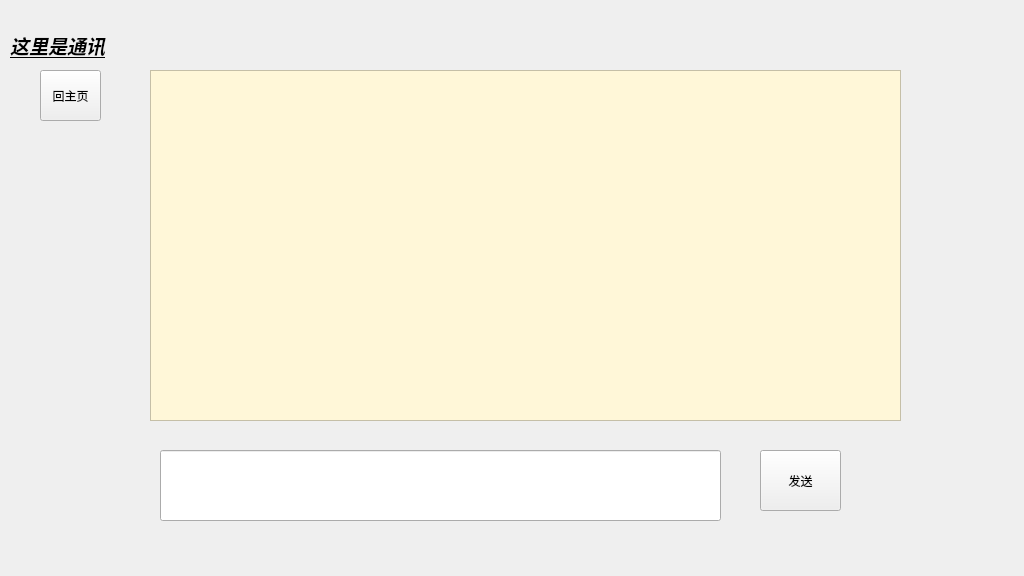
This is View/Communicate/communicate.ui in yuzcat01/VehicleControl as Qt 5 draws it before an edit. The edited form follows.
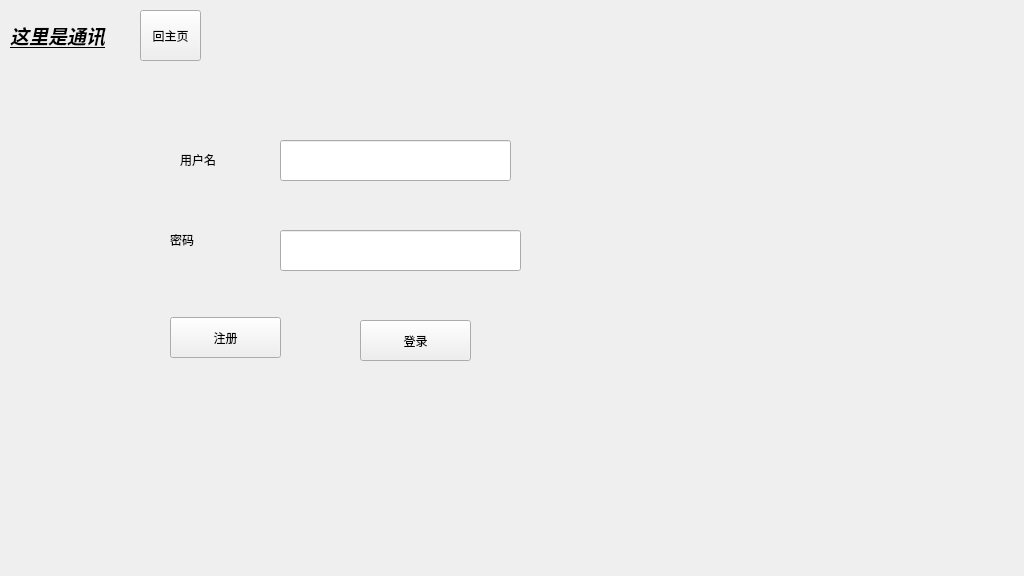
This is the edited form.

Commit message: 更改通讯界面，使其能发送请求连接后端服务器

```diff
--- a/View/Communicate/communicate.ui
+++ b/View/Communicate/communicate.ui
@@ -26,7 +26,7 @@
     <property name="geometry">
      <rect>
       <x>10</x>
-      <y>20</y>
+      <y>10</y>
       <width>141</width>
       <height>51</height>
      </rect>
@@ -38,8 +38,8 @@
    <widget class="QPushButton" name="toHome">
     <property name="geometry">
      <rect>
-      <x>40</x>
-      <y>70</y>
+      <x>140</x>
+      <y>10</y>
       <width>61</width>
       <height>51</height>
      </rect>
@@ -48,34 +48,98 @@
      <string>回主页</string>
     </property>
    </widget>
-   <widget class="QPushButton" name="sendButton">
+   <widget class="QStackedWidget" name="stackedWidget">
     <property name="geometry">
      <rect>
-      <x>760</x>
-      <y>450</y>
-      <width>81</width>
-      <height>61</height>
+      <x>50</x>
+      <y>70</y>
+      <width>901</width>
+      <height>481</height>
      </rect>
     </property>
+    <property name="currentIndex">
+     <number>0</number>
+    </property>
+    <widget class="QWidget" name="page">
+     <widget class="QLabel" name="label_2">
+      <property name="geometry">
+       <rect>
+        <x>130</x>
+        <y>80</y>
+        <width>69</width>
+        <height>19</height>
+       </rect>
+      </property>
     <property name="text">
-     <string>发送</string>
-    </property>
-   </widget>
-   <widget class="QLineEdit" name="messageInput">
+       <string>用户名</string>
+      </property>
+     </widget>
+     <widget class="QLineEdit" name="passwordInput">
     <property name="geometry">
      <rect>
-      <x>160</x>
-      <y>450</y>
-      <width>561</width>
-      <height>71</height>
+        <x>230</x>
+        <y>160</y>
+        <width>241</width>
+        <height>41</height>
      </rect>
     </property>
    </widget>
+     <widget class="QLineEdit" name="usernameInput">
+      <property name="geometry">
+       <rect>
+        <x>230</x>
+        <y>70</y>
+        <width>231</width>
+        <height>41</height>
+       </rect>
+      </property>
+     </widget>
+     <widget class="QLabel" name="label_3">
+      <property name="geometry">
+       <rect>
+        <x>120</x>
+        <y>160</y>
+        <width>69</width>
+        <height>19</height>
+       </rect>
+      </property>
+      <property name="text">
+       <string>密码</string>
+      </property>
+     </widget>
+     <widget class="QPushButton" name="registerButton">
+      <property name="geometry">
+       <rect>
+        <x>120</x>
+        <y>247</y>
+        <width>111</width>
+        <height>41</height>
+       </rect>
+      </property>
+      <property name="text">
+       <string>注册</string>
+      </property>
+     </widget>
+     <widget class="QPushButton" name="loginButton">
+      <property name="geometry">
+       <rect>
+        <x>310</x>
+        <y>250</y>
+        <width>111</width>
+        <height>41</height>
+       </rect>
+      </property>
+      <property name="text">
+       <string>登录</string>
+      </property>
+     </widget>
+    </widget>
+    <widget class="QWidget" name="page_2">
    <widget class="QTextEdit" name="chatDisplay">
     <property name="geometry">
      <rect>
-      <x>150</x>
-      <y>70</y>
+        <x>130</x>
+        <y>10</y>
       <width>751</width>
       <height>351</height>
      </rect>
@@ -85,6 +149,44 @@
 font-size:18px
 </string>
     </property>
+     </widget>
+     <widget class="QLineEdit" name="messageInput">
+      <property name="geometry">
+       <rect>
+        <x>130</x>
+        <y>380</y>
+        <width>561</width>
+        <height>71</height>
+       </rect>
+      </property>
+     </widget>
+     <widget class="QPushButton" name="sendButton">
+      <property name="geometry">
+       <rect>
+        <x>800</x>
+        <y>380</y>
+        <width>81</width>
+        <height>61</height>
+       </rect>
+      </property>
+      <property name="text">
+       <string>发送</string>
+      </property>
+     </widget>
+     <widget class="QPushButton" name="logoutButton">
+      <property name="geometry">
+       <rect>
+        <x>20</x>
+        <y>150</y>
+        <width>92</width>
+        <height>28</height>
+       </rect>
+      </property>
+      <property name="text">
+       <string>登出</string>
+      </property>
+     </widget>
+    </widget>
    </widget>
   </widget>
  </widget>
```
Lines whose indentation alone changed are shown as unchanged. The commit also changes 3 other files.
